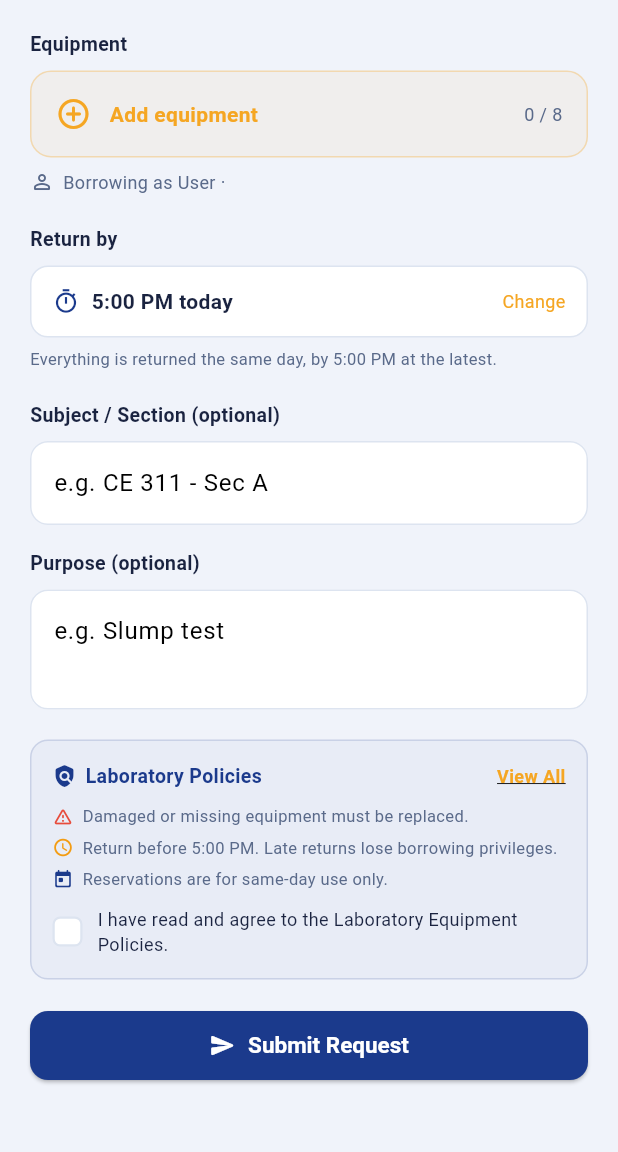
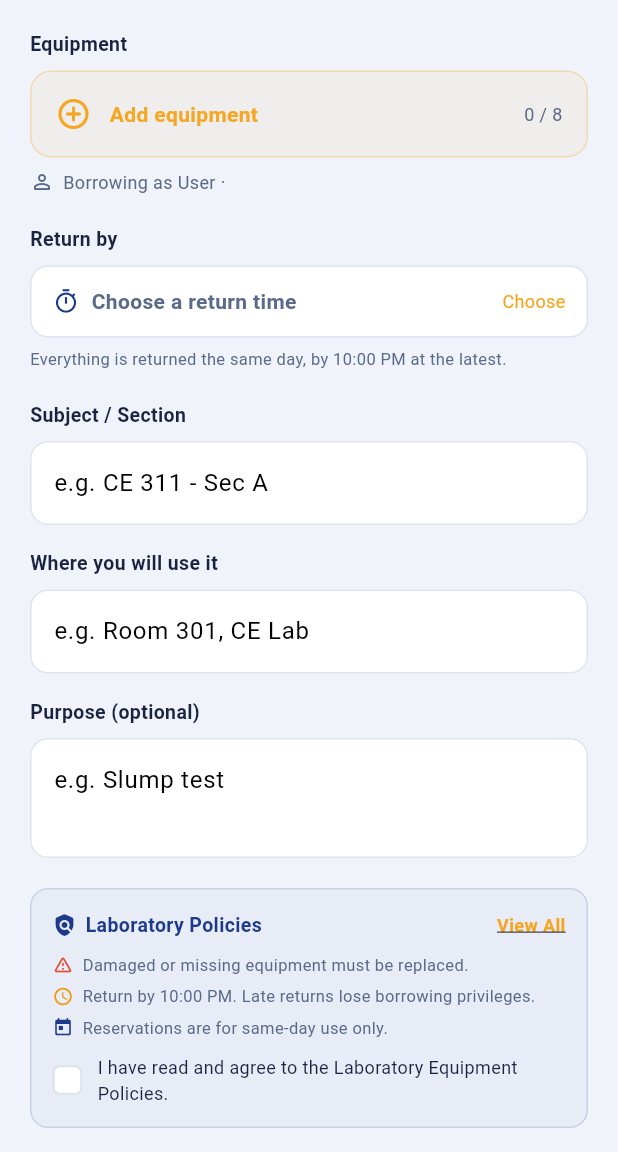
Before and after one commit to Caspianity/cea-lab-equipment-system, a Flutter app: the BorrowRequestScreen screen opened directly, on a phone screen of 412 x 824 dp, the part 84-1236 px from its top. Run offline on Flutter 3.47's test engine with Material 3 defaults, Android fonts, the phone set to English and light mode, and no system bars; our stand-ins replace cloud_firestore, firebase_auth, firebase_core, image_picker, pdf, qr_flutter and 2 more; missing offline and left inert: dart:js_interop, mobile_scanner; accounts and stored records are empty.

Commit message:
feat: 10 PM return deadline, 7 AM borrowing opens, choose return time, 8-item request limit (v1.0.20+35)

```diff
--- a/lib/constants.dart
+++ b/lib/constants.dart
@@ -16,8 +16,8 @@
 // `version: <kAppVersion>+<kAppBuild>` in step. Dart cannot read pubspec at
 // runtime without adding the package_info_plus plugin, which is not worth a new
 // native dependency this close to the defense.
-const kAppVersion = '1.0.19';
-const kAppBuild = 34;
+const kAppVersion = '1.0.20';
+const kAppBuild = 35;
 
 // What the About screen prints, e.g. "Version 1.0.1 (build 2)".
 const kAppVersionLabel = 'Version $kAppVersion (build $kAppBuild)';
@@ -65,6 +65,11 @@ const kMaxUnitsPerRegistration = 200;
 // each record (the student's profile and the unit); a batch may make at most
 // 20 such reads, so 8 leaves room.
 const kMaxUnitsPerRequest = 8;
+
+// Borrowing hours (the lab's rule, 2026-10-19; was a 5:00 PM cap): requests
+// from 7:00 AM, and everything back the same day by 10:00 PM at the latest.
+const kBorrowOpenHour = 7;
+const kReturnByHour = 22;
 
 // The statuses of a request that is still open: waiting for staff, or approved
 // (set aside for pick-up or out on loan). The checks before a new request (an
--- a/lib/screens/auth/legal_screens.dart
+++ b/lib/screens/auth/legal_screens.dart
@@ -69,7 +69,7 @@ class TermsAndConditionsScreen extends StatelessWidget {
                 _TermsSection(
                   number: '4',
                   title: 'Return Policy',
-                  body: 'All borrowed equipment must be returned to the CEA laboratory on the same day of borrowing, before 5:00 PM. Equipment not returned by the agreed return time will be marked as overdue. Repeated late returns may result in temporary suspension of your borrowing privileges for a period determined by laboratory staff.',
+                  body: 'All borrowed equipment must be returned to the CEA laboratory on the same day of borrowing, by 10:00 PM. Equipment not returned by the agreed return time will be marked as overdue. Repeated late returns may result in temporary suspension of your borrowing privileges for a period determined by laboratory staff.',
                 ),
                 _TermsSection(
                   number: '5',
--- a/lib/screens/staff/admin_requests_screen.dart
+++ b/lib/screens/staff/admin_requests_screen.dart
@@ -122,7 +122,12 @@ class _AdminRequestsScreenState extends State<AdminRequestsScreen> {
     // Always a String: `.isNotEmpty` and `[0]` below would throw on any other
     // stored type and blank the card (QA 2026-10-03).
     final studentName = '${e['borrower_name'] ?? e['student_number'] ?? ''}';
-    final subject = '${e['subject'] ?? ''}'.trim();
+    final s = '${e['subject'] ?? ''}'.trim();
+    final w = '${e['use_location'] ?? ''}'.trim();
+    final subject = joinParts([
+      if (s.isNotEmpty) 'Subject: $s',
+      if (w.isNotEmpty) 'Where: $w',
+    ]);
     return Container(
       margin: const EdgeInsets.only(bottom: 12),
       decoration: BoxDecoration(
@@ -159,7 +164,7 @@ class _AdminRequestsScreenState extends State<AdminRequestsScreen> {
           ),
           if (subject.isNotEmpty) ...[
             const SizedBox(height: 6),
-            Text('Subject: $subject',
+            Text(subject,
                 style: const TextStyle(fontSize: 11, color: AppTheme.textMid)),
           ],
           if (status == 'Rejected' && '${e['reject_reason'] ?? ''}'.isNotEmpty) ...[
--- a/lib/screens/staff/loan_card.dart
+++ b/lib/screens/staff/loan_card.dart
@@ -9,8 +9,9 @@
 //   • Ready for pick-up: Hand over, or Not picked up if the student never came;
 //   • On loan / Overdue: return one item (Good or Report Damage), or Return
 //     all in good condition.
-// Both show the return time, which staff can change (changeReturnTime): 5:00 PM
-// is the usual time, and staff can give a later one.
+// Both show the return time, which staff can change (changeReturnTime): 10:00
+// PM is the usual latest, and staff can give a later one. Subject and Where
+// (1.0.20) show under the student, so staff can trace who has the items.
 // -----------------------------------------------------------------------------
 
 import 'package:flutter/material.dart';
@@ -204,6 +205,8 @@ class _LoanRequestCardState extends State<LoanRequestCard> {
     final due     = ApiService.asDate(first['due_date']);
     final name    = '${first['borrower_name'] ?? first['student_number'] ?? 'Student'}';
     final number  = '${first['student_number'] ?? ''}';
+    final trace   = joinParts([first['subject'], first['use_location']]
+        .map((v) => '${v ?? ''}'.trim()).where((v) => v.isNotEmpty));
     final (label, color) = ready
         ? ('Ready for pick-up', AppTheme.primary)
         : overdue
@@ -234,6 +237,8 @@ class _LoanRequestCardState extends State<LoanRequestCard> {
                 fontWeight: FontWeight.bold, fontSize: 13, color: AppTheme.textDark)),
             if (number.isNotEmpty)
               Text('ID: $number', style: const TextStyle(fontSize: 11, color: AppTheme.textMid)),
+            if (trace.isNotEmpty)
+              Text(trace, style: const TextStyle(fontSize: 11, color: AppTheme.textMid)),
           ])),
           StatusBadge(label: label, color: color),
         ]),
--- a/lib/screens/staff/request_card.dart
+++ b/lib/screens/staff/request_card.dart
@@ -61,6 +61,7 @@ class _PendingRequestCardState extends State<PendingRequestCard> {
     final name    = '${first['borrower_name'] ?? first['student_number'] ?? 'Student'}';
     final number  = '${first['student_number'] ?? ''}';
     final subject = '${first['subject'] ?? ''}'.trim();
+    final where   = '${first['use_location'] ?? ''}'.trim();
     final purpose = '${first['purpose'] ?? ''}'.trim();
     final due     = ApiService.asDate(first['due_date']);
     final codes   = [for (final t in request) '${t['qr_code'] ?? ''}']
@@ -121,8 +122,9 @@ class _PendingRequestCardState extends State<PendingRequestCard> {
 
         // Why, and until when.
         if (subject.isNotEmpty) _line(Icons.menu_book_outlined, 'Subject: $subject'),
+        if (where.isNotEmpty) _line(Icons.place_outlined, 'Where: $where'),
         if (purpose.isNotEmpty) _line(Icons.notes_rounded, 'Purpose: $purpose'),
-        // Staff can give a later time than the student asked for (5:00 PM
+        // Staff can give a later time than the student asked for (10:00 PM
         // is the usual latest, 2026-10-06).
         if (due != null)
           Row(children: [
--- a/lib/screens/student/borrow_request_screen.dart
+++ b/lib/screens/student/borrow_request_screen.dart
@@ -12,6 +12,9 @@
 //     when the request is sent), it only made the form longer;
 //   • name and student ID are one read-only line instead of two locked fields;
 //   • subject and purpose stay optional.
+// 1.0.20 (2026-10-19, the lab's rules): Subject and Where (where the items
+// will be used) are required so staff can trace every borrower; the student
+// must choose the return time; requests from 7:00 AM, back by 10:00 PM.
 // 1.0.19 (2026-10-15): the item list comes from the item-type list and a
 // type's free units are counted only when it is picked (Firestore reads, see
 // ApiService "Item types").
@@ -283,11 +286,12 @@ class _BorrowRequestScreenState extends State<BorrowRequestScreen> {
   bool _loading = false;
   bool _agreedToPolicies = false;
   final _subjectCtrl = TextEditingController();
+  final _whereCtrl = TextEditingController();
   final _purposeCtrl = TextEditingController();
   final List<_Line> _lines = [];
 
-  // Return time — default 5:00 PM, the latest the lab allows.
-  TimeOfDay _returnTime = const TimeOfDay(hour: 17, minute: 0);
+  // Return time: none until the student chooses one (required, 1.0.20).
+  TimeOfDay? _returnTime;
 
   int get _total => _lines.fold(0, (n, l) => n + l.qty);
 
@@ -311,13 +315,12 @@ class _BorrowRequestScreenState extends State<BorrowRequestScreen> {
   Future<void> _pickReturnTime() async {
     final picked = await showTimePicker(
       context: context,
-      initialTime: _returnTime,
+      initialTime: _returnTime ?? TimeOfDay.now(),
       helpText: 'Return by',
     );
     if (picked == null) return;
-    if (picked.hour > 17 || (picked.hour == 17 && picked.minute > 0)) {
-      setState(() => _returnTime = const TimeOfDay(hour: 17, minute: 0));
-      _warn('Return time cannot be later than 5:00 PM.');
+    if (_minutes(picked) > kReturnByHour * 60) {
+      _warn('Return time cannot be later than 10:00 PM.');
     } else if (_minutes(picked) <= _minutes(TimeOfDay.now())) {
       // A return time already gone by makes the loan overdue the moment staff
       // approve it (QA 2026-09-19, M3). Refuse it instead of storing it.
@@ -381,6 +384,7 @@ class _BorrowRequestScreenState extends State<BorrowRequestScreen> {
   @override
   void dispose() {
     _subjectCtrl.dispose();
+    _whereCtrl.dispose();
     _purposeCtrl.dispose();
     super.dispose();
   }
@@ -459,16 +463,29 @@ class _BorrowRequestScreenState extends State<BorrowRequestScreen> {
     }
     // A deadline that has already gone by makes the loan overdue the moment
     // staff approve it, so the request is refused here rather than stored
-    // (QA 2026-09-19, M3). Under the same-day 5:00 PM policy that also means
-    // nothing can be borrowed once 5:00 PM has passed.
+    // (QA 2026-09-19, M3). Borrowing hours are 7:00 AM to 10:00 PM, the
+    // latest return time, so nothing can be borrowed outside them.
     final nowTime = TimeOfDay.now();
-    if (_minutes(nowTime) >= 17 * 60) {
-      _warn('Borrowing is closed for today — all equipment is due back by '
-          '5:00 PM. Please file the request tomorrow.');
+    if (nowTime.hour < kBorrowOpenHour) {
+      _warn('Borrowing opens at 7:00 AM. Please send the request then.');
       return;
     }
-    if (_minutes(_returnTime) <= _minutes(nowTime)) {
-      _warn('Return time ${_formatTime(_returnTime)} has already passed. '
+    if (_minutes(nowTime) >= kReturnByHour * 60) {
+      _warn('Borrowing is closed for today — all equipment is due back by '
+          '10:00 PM. Please file the request tomorrow.');
+      return;
+    }
+    if (_subjectCtrl.text.trim().isEmpty || _whereCtrl.text.trim().isEmpty) {
+      _warn('Please fill in the Subject and where you will use the equipment.');
+      return;
+    }
+    final returnTime = _returnTime;
+    if (returnTime == null) {
+      _warn('Please choose your return time.');
+      return;
+    }
+    if (_minutes(returnTime) <= _minutes(nowTime)) {
+      _warn('Return time ${_formatTime(returnTime)} has already passed. '
           'Please choose a later time.');
       return;
     }
@@ -479,7 +496,8 @@ class _BorrowRequestScreenState extends State<BorrowRequestScreen> {
         'borrower_name':  Session.name,
         'student_number': Session.studentNumber,
         'subject':        _subjectCtrl.text.trim(),
-        'due_date':       _toDateTime(_returnTime).toIso8601String(),
+        'use_location':   _whereCtrl.text.trim(),
+        'due_date':       _toDateTime(returnTime).toIso8601String(),
         'purpose':        _purposeCtrl.text.trim(),
       }, [
         for (final l in _lines)
@@ -496,7 +514,7 @@ class _BorrowRequestScreenState extends State<BorrowRequestScreen> {
             content: Text('You asked for ${res['summary'] ?? 'your equipment'}.\n\n'
                 'Next: wait for staff to approve it (see My Loans). Once '
                 'approved, pick it up at the lab and return it by '
-                '${_formatTime(_returnTime)} today.',
+                '${_formatTime(returnTime)} today.',
                 textAlign: TextAlign.center),
             actions: [ElevatedButton(
               onPressed: () { Navigator.pop(context); Navigator.pop(context); },
@@ -672,27 +690,41 @@ class _BorrowRequestScreenState extends State<BorrowRequestScreen> {
                   const Icon(Icons.timer_outlined, color: AppTheme.primary, size: 18),
                   const SizedBox(width: 8),
                   Expanded(
-                    child: Text('${_formatTime(_returnTime)} today',
-                        style: const TextStyle(
+                    child: Text(
+                        _returnTime == null
+                            ? 'Choose a return time'
+                            : '${_formatTime(_returnTime!)} today',
+                        style: TextStyle(
                             fontSize: 14,
                             fontWeight: FontWeight.w600,
-                            color: AppTheme.textDark)),
+                            color: _returnTime == null
+                                ? AppTheme.textMid
+                                : AppTheme.textDark)),
                   ),
-                  const Text('Change',
-                      style: TextStyle(fontSize: 12, color: AppTheme.accent)),
+                  Text(_returnTime == null ? 'Choose' : 'Change',
+                      style: const TextStyle(fontSize: 12, color: AppTheme.accent)),
                 ]),
               ),
             ),
             const SizedBox(height: 6),
-            const Text('Everything is returned the same day, by 5:00 PM at the latest.',
+            const Text('Everything is returned the same day, by 10:00 PM at the latest.',
                 style: TextStyle(fontSize: 11, color: AppTheme.textMid)),
             const SizedBox(height: 20),
 
-            // ── 3. Optional details ──
-            FieldLabel('Subject / Section (optional)'),
+            // ── 3. Details: staff trace the borrower by these ──
+            FieldLabel('Subject / Section'),
             const SizedBox(height: 8),
             TextField(controller: _subjectCtrl,
-                decoration: const InputDecoration(hintText: 'e.g. CE 311 - Sec A')),
+                maxLength: 200,
+                decoration: const InputDecoration(
+                    hintText: 'e.g. CE 311 - Sec A', counterText: '')),
+            const SizedBox(height: 16),
+            FieldLabel('Where you will use it'),
+            const SizedBox(height: 8),
+            TextField(controller: _whereCtrl,
+                maxLength: 200,
+                decoration: const InputDecoration(
+                    hintText: 'e.g. Room 301, CE Lab', counterText: '')),
             const SizedBox(height: 16),
             FieldLabel('Purpose (optional)'),
             const SizedBox(height: 8),
@@ -747,7 +779,7 @@ class _BorrowRequestScreenState extends State<BorrowRequestScreen> {
                   _PolicyReminder(
                     icon: Icons.access_time_rounded,
                     color: AppTheme.warning,
-                    text: 'Return before 5:00 PM. Late returns lose borrowing privileges.',
+                    text: 'Return by 10:00 PM. Late returns lose borrowing privileges.',
                   ),
                   const SizedBox(height: 6),
                   _PolicyReminder(
--- a/lib/screens/student/help_faq_screen.dart
+++ b/lib/screens/student/help_faq_screen.dart
@@ -28,7 +28,7 @@ class _HelpFaqScreenState extends State<HelpFaqScreen> {
     },
     {
       'q': 'How long can I borrow equipment?',
-      'a': 'Borrowing is same-day only. Equipment is due back by 5:00 PM on the day it is borrowed, or by an earlier time you choose. Lab staff can give you a later time; My Loans always shows the time that applies.',
+      'a': 'Borrowing is same-day only. You can borrow from 7:00 AM. You choose the return time when you send the request, at the latest 10:00 PM on the day you borrow. Lab staff can give you a later time; My Loans always shows the time that applies.',
     },
     {
       'q': 'What happens if I return equipment late?',
--- a/lib/screens/student/how_it_works_screen.dart
+++ b/lib/screens/student/how_it_works_screen.dart
@@ -47,7 +47,8 @@ class HowItWorksScreen extends StatelessWidget {
       Icons.playlist_add_rounded,
       'Choose and send',
       'On Home, tap New Request. Pick the items and how many of each (up to '
-          '$kMaxUnitsPerRequest in one request), and submit. They are reserved '
+          '$kMaxUnitsPerRequest in one request), fill in the subject, where you '
+          'will use them and your return time, and submit. They are reserved '
           'for you at once, so nobody else can take them while staff decide.',
     ),
     (
@@ -66,7 +67,7 @@ class HowItWorksScreen extends StatelessWidget {
     (
       Icons.assignment_return_outlined,
       'Return on time',
-      'Bring everything back by 5:00 PM, or by the later time staff give you. '
+      'Bring everything back by the time you chose (10:00 PM at the latest), or by the later time staff give you. '
           'Staff scan each item back in. While an item is late, you cannot '
           'borrow anything else.',
     ),
--- a/lib/screens/student/my_borrowings_screen.dart
+++ b/lib/screens/student/my_borrowings_screen.dart
@@ -241,16 +241,16 @@ class _RequestCard extends StatelessWidget {
               : 'Cancelled by staff: $cancelReason'),
       'Approved' when ready => (Icons.storefront_outlined,
           'Approved. Pick it up at the lab: staff scan each item as they hand '
-              'it to you. Return it by ${due == null ? '5:00 PM today' : when(due)}.'),
+              'it to you. Return it by ${due == null ? '10:00 PM today' : when(due)}.'),
       'Approved' when overdue => (Icons.warning_amber_rounded,
           'Overdue: it was due back by ${due == null ? 'its due time' : when(due)}. Return it to '
               'the lab as soon as possible. You cannot borrow anything else until you do.'),
       'Approved' when partlyBack => (Icons.check_circle_outline_rounded,
           'Part of this request is back. Return the rest by '
-              '${due == null ? '5:00 PM today' : when(due)}.'),
+              '${due == null ? '10:00 PM today' : when(due)}.'),
       'Approved' => (Icons.check_circle_outline_rounded,
           'You have it. Return it to the lab by '
-              '${due == null ? '5:00 PM today' : when(due)}.'),
+              '${due == null ? '10:00 PM today' : when(due)}.'),
       'Rejected' => (Icons.cancel_outlined,
           reason.isEmpty ? 'Rejected by staff.' : 'Rejected by staff: $reason'),
       'Returned' => (Icons.assignment_turned_in_outlined, 'Returned. Thank you!'),
--- a/lib/screens/student/notifications_settings_screen.dart
+++ b/lib/screens/student/notifications_settings_screen.dart
@@ -119,7 +119,7 @@ class _NotificationsSettingsScreenState extends State<NotificationsSettingsScree
             _notifTile(
               title: 'Due Soon Reminder',
               // Loans are due the same day, so there is no "1 day before".
-              subtitle: 'On the day your equipment is due back (by 5:00 PM)',
+              subtitle: 'On the day your equipment is due back',
               value: _dueSoon,
               onChanged: (v) => setState(() => _dueSoon = v),
               activeColor: AppTheme.warning,
--- a/lib/services/api_service.dart
+++ b/lib/services/api_service.dart
@@ -1699,7 +1699,7 @@ class ApiService {
       // no longer reach anything they could not reach already.
 
       // Honour the student's requested return time, enforcing the same-day
-      // 5:00 PM laboratory policy as the latest possible deadline.
+      // 10:00 PM laboratory policy as the latest possible deadline.
       final now = DateTime.now();
       final dueDate =
           computeDueDate(now, DateTime.tryParse('${data['due_date'] ?? ''}'));
@@ -1739,6 +1739,8 @@ class ApiService {
           'borrower_name':  stuData?['name'] ?? data['borrower_name'] ?? '',
           'student_number': stuData?['student_number'] ?? data['student_number'] ?? '',
           'subject':        data['subject'] ?? '',
+          // Where the items will be used (1.0.20), for tracing the borrower.
+          'use_location':   data['use_location'] ?? '',
           // One unit per record; the request's size is how many records
           // share its borrow_date.
           'quantity':       1,
@@ -1772,23 +1774,23 @@ class ApiService {
     }
   }
 
-  // Same-day 5:00 PM due-date policy: a requested time at or before 17:00 is
-  // honoured (on today's date); anything later — or no request — clamps to
-  // 17:00. Public and pure so the policy is unit-testable (see test/).
+  // Same-day 10:00 PM due-date policy (kReturnByHour; 5:00 PM until 1.0.20):
+  // a requested time at or before 22:00 is honoured (on today's date);
+  // anything later — or no request — clamps to 22:00. Public and pure so the
+  // policy is unit-testable (see test/).
   //
   // A requested time that has already passed is not a deadline at all, so it
-  // falls back to the 17:00 default instead of being stored as-is. The form
+  // falls back to the 22:00 default instead of being stored as-is. The form
   // refuses one up front with a clear message; this is the backstop that keeps
   // a loan from being overdue the instant it is approved (QA 2026-09-19, M3).
   static DateTime computeDueDate(DateTime now, DateTime? requested) {
-    if (requested != null &&
-        !(requested.hour > 17 ||
-            (requested.hour == 17 && requested.minute > 0))) {
+    final latest = DateTime(now.year, now.month, now.day, kReturnByHour, 0, 0);
+    if (requested != null) {
       final sameDay = DateTime(
           now.year, now.month, now.day, requested.hour, requested.minute, 0);
-      if (sameDay.isAfter(now)) return sameDay;
-    }
-    return DateTime(now.year, now.month, now.day, 17, 0, 0);
+      if (sameDay.isAfter(now) && !sameDay.isAfter(latest)) return sameDay;
+    }
+    return latest;
   }
 
   // Equipment status for a given condition. Used both when an item is returned
@@ -2520,8 +2522,8 @@ class ApiService {
     };
   }
 
-  // Staff set the return time of a pending or approved request (5:00 PM is the
-  // usual time; staff can give a later one, 2026-10-06). Every record of the
+  // Staff set the return time of a pending or approved request (10:00 PM is
+  // the usual latest; staff can give a later one, 2026-10-06). Every record of the
   // request still Pending or Approved gets it, checked inside one
   // transaction so a record returned meanwhile keeps its own deadline.
   static Future<Map<String, dynamic>> setDueTime(
--- a/lib/services/report_xlsx.dart
+++ b/lib/services/report_xlsx.dart
@@ -35,11 +35,11 @@ class ReportXlsx {
 
   static const recordColumns = [
     'Requested', 'Student', 'Student No.', 'Item', 'Item code', 'Status', 'Result',
-    'Return by', 'Picked up', 'Returned', 'Condition', 'Subject', 'Purpose',
-    'Approved by', 'Handed over by', 'Received by', 'Notes',
+    'Return by', 'Picked up', 'Returned', 'Condition', 'Subject', 'Where',
+    'Purpose', 'Approved by', 'Handed over by', 'Received by', 'Notes',
   ];
   static const _recordWidths = <double>[
-    22, 26, 15, 30, 13, 12, 20, 22, 22, 22, 12, 18, 34, 18, 18, 18, 36,
+    22, 26, 15, 30, 13, 12, 20, 22, 22, 22, 12, 18, 24, 34, 18, 18, 18, 36,
   ];
 
   // "labtrack-report-2026-10-07-last-90-days.xlsx"
@@ -152,6 +152,7 @@ class ReportXlsx {
             date(t['return_date']),
             text(t['condition_returned']),
             text(t['subject']),
+            text(t['use_location']),
             text(t['purpose']),
             text(t['approved_by_name']),
             text(t['picked_up_by_name']),
--- a/pubspec.yaml
+++ b/pubspec.yaml
@@ -18,7 +18,7 @@ publish_to: 'none' # Remove this line if you wish to publish to pub.dev
 # of the product and file versions while build-number is used as the build suffix.
 # Keep in step with kAppVersion / kAppBuild in lib/constants.dart — the About
 # screen prints those, and they are how you tell two installed builds apart.
-version: 1.0.19+34
+version: 1.0.20+35
 
 environment:
   sdk: ^3.11.1
```
Also changed, not shown: 3 other files.
